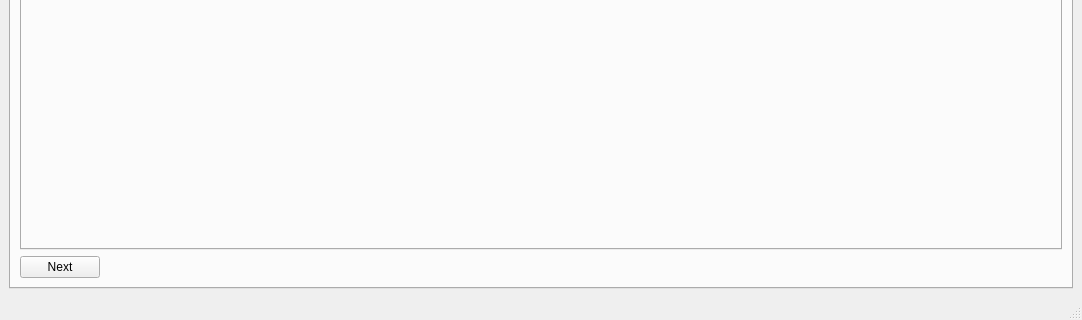
The window that ui/mainwindow.ui (ScriptSmith/reaper) describes before a commit, drawn with Qt 5; both pictures show x 0 to 1082 and y 379 to 699 of the 1082 by 699 pixel window.
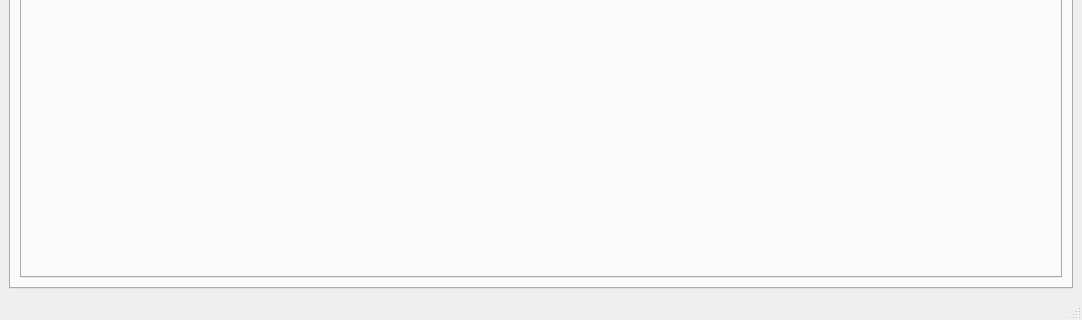
The same window after the commit. Icons and pictures are not drawn.

Patch:
```diff
--- a/ui/mainwindow.ui
+++ b/ui/mainwindow.ui
@@ -758,30 +758,6 @@
           </property>
          </widget>
         </item>
-        <item>
-         <layout class="QHBoxLayout" name="horizontalLayout_14">
-          <item>
-           <widget class="QPushButton" name="pushButton_12">
-            <property name="text">
-             <string>Next</string>
-            </property>
-           </widget>
-          </item>
-          <item>
-           <spacer name="horizontalSpacer_7">
-            <property name="orientation">
-             <enum>Qt::Horizontal</enum>
-            </property>
-            <property name="sizeHint" stdset="0">
-             <size>
-              <width>40</width>
-              <height>20</height>
-             </size>
-            </property>
-           </spacer>
-          </item>
-         </layout>
-        </item>
        </layout>
       </widget>
       <widget class="QWidget" name="tab_3">
```
